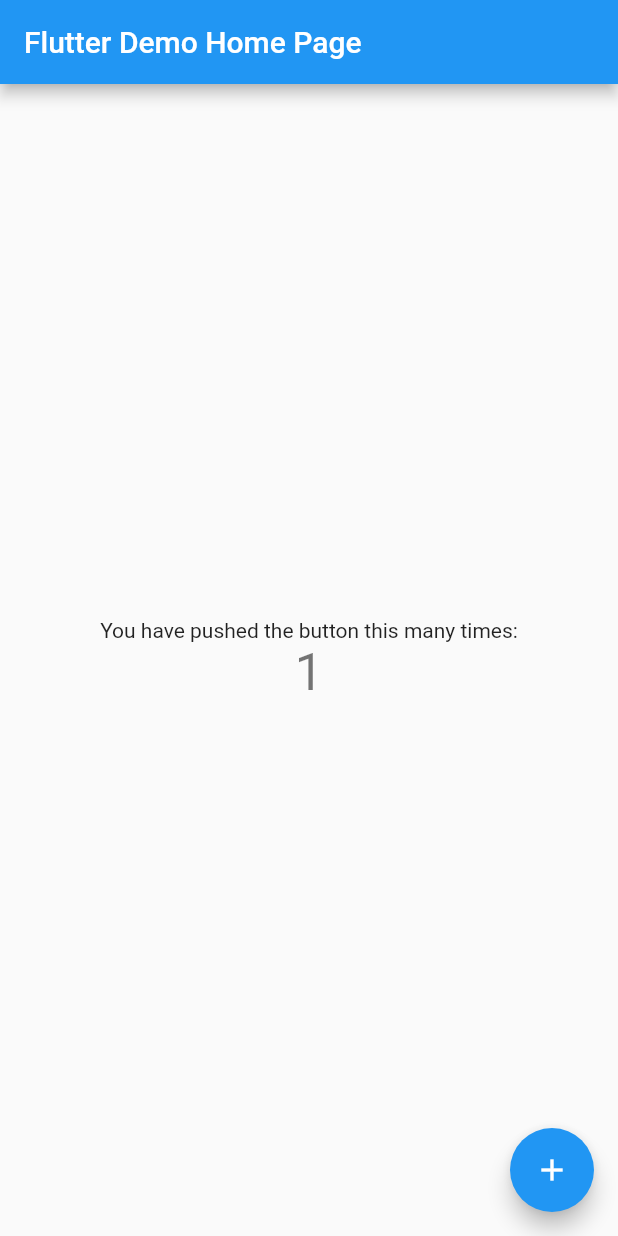
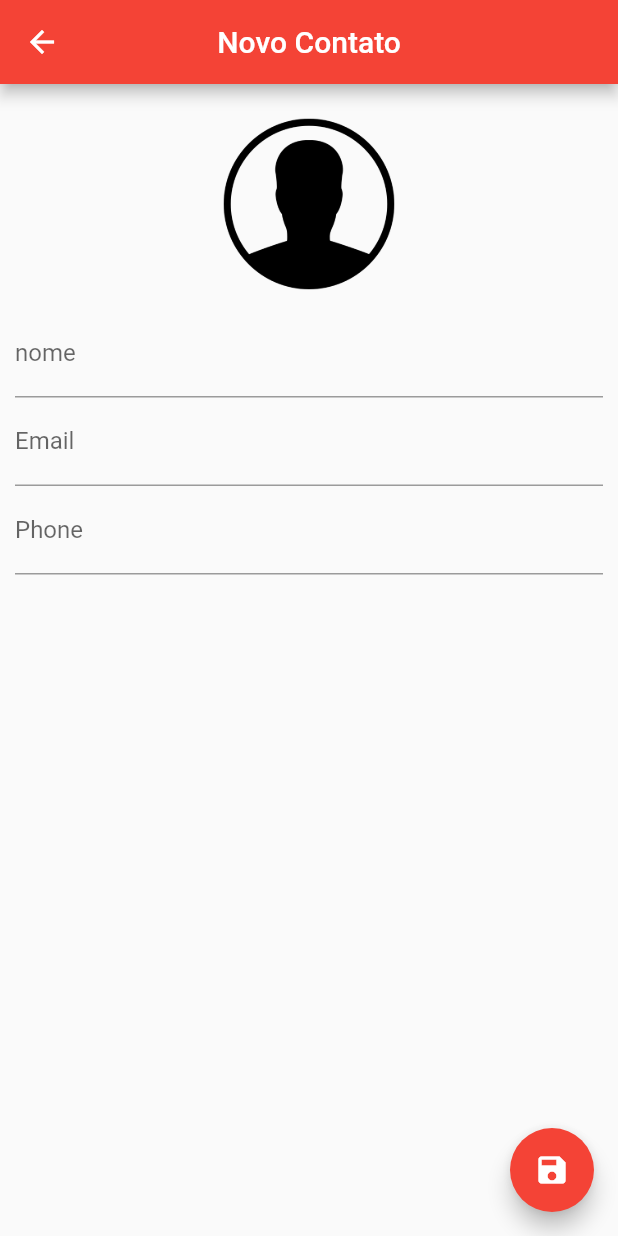
Before and after one commit to EderCosta21/agenda_telefonica, a Flutter app: the screen it shows after launch, after a tap on the "add" icon, on a phone screen of 412 x 824 dp. Run offline on Flutter 3.47's test engine with Material 2 defaults, Android fonts, the light colour scheme and no system bars; our stand-ins replace sqflite; accounts and stored records are empty.

Commit message:
Atualização 2

```diff
--- /dev/null
+++ b/lib/UI/HomePage.dart
@@ -0,0 +1,125 @@
+import 'dart:io';
+
+import 'package:agenda_telefone/UI/contact_page.dart';
+import 'package:agenda_telefone/helpers/contacts_help.dart';
+import 'package:flutter/material.dart';
+
+class HomePage extends StatefulWidget {
+  @override
+  _HomePageState createState() => _HomePageState();
+}
+
+class _HomePageState extends State<HomePage> {
+  ContactHelper helper = ContactHelper();
+
+  List<Contact> contatos = [];
+
+  @override
+  void initState() {
+    super.initState();
+
+    _getAllContact();
+  }
+
+  @override
+  Widget build(BuildContext context) {
+    return Scaffold(
+      appBar: AppBar(
+        title: Text("Contatos"),
+        backgroundColor: Colors.red,
+        centerTitle: true,
+      ),
+      backgroundColor: Colors.white,
+      floatingActionButton: FloatingActionButton(
+        onPressed: _goToContactPage,
+        child: Icon(Icons.add),
+        backgroundColor: Colors.red,
+      ),
+      body: ListView.builder(
+          padding: EdgeInsets.all(10),
+          itemCount: contatos.length,
+          itemBuilder: (context, index) {
+            return contactCards(context, index);
+          }),
+    );
+  }
+
+  Widget contactCards(BuildContext context, int index) {
+    return GestureDetector(
+        child: Card(
+          child: Padding(
+            padding: EdgeInsets.all(10.0),
+            child: Row(
+              children: [
+                Container(
+                  height: 80,
+                  width: 80,
+                  decoration: BoxDecoration(
+                      shape: BoxShape.circle,
+                      image: DecorationImage(
+                        image: contatos[index].photo != null
+                            ? FileImage(File(contatos[index].photo))
+                            : AssetImage("images/person.png"),
+                      )),
+                ),
+                Padding(
+                  padding: EdgeInsets.only(left: 10),
+                  child: Column(
+                    crossAxisAlignment: CrossAxisAlignment.start,
+                    children: [
+                      Text(
+                        contatos[index].nome ?? "",
+                        style: TextStyle(
+                            fontSize: 22.0, fontWeight: FontWeight.bold),
+                      ),
+                      Text(
+                        contatos[index].email ?? "",
+                        style: TextStyle(
+                          fontSize: 18.0,
+                        ),
+                      ),
+                      Text(
+                        contatos[index].phone ?? "",
+                        style: TextStyle(
+                          fontSize: 18.0,
+                        ),
+                      ),
+                    ],
+                  ),
+                )
+              ],
+            ),
+          ),
+        ),
+        onTap: () {
+          _goToContactPage(contact: contatos[index]);
+        });
+  }
+
+  Future<void> _goToContactPage({Contact contact}) async {
+    final recContact = await Navigator.push(
+        context,
+        MaterialPageRoute(
+            builder: (context) => ContactPage(
+                  contact: contact,
+                )));
+
+    if (recContact != null) {
+      if (contatos != null) {
+        await helper.updateContact(recContact);
+      } else {
+        helper.saveContact(recContact);
+      }
+
+      _getAllContact();
+    }
+  }
+
+  void _getAllContact() {
+    helper.getAllContacts().then((value) => {
+          setState(() {
+            contatos = value;
+          })
+        });
+  }
+}
--- /dev/null
+++ b/lib/UI/contact_page.dart
@@ -0,0 +1,107 @@
+import 'dart:io';
+
+import 'package:agenda_telefone/helpers/contacts_help.dart';
+import 'package:flutter/material.dart';
+
+class ContactPage extends StatefulWidget {
+  final Contact contact;
+
+//construtor
+// chaves deixa ele opcional
+  ContactPage({this.contact});
+
+  @override
+  _ContactPageState createState() => _ContactPageState();
+}
+
+class _ContactPageState extends State<ContactPage> {
+  final nomeController = TextEditingController();
+  final emailController = TextEditingController();
+  final phoneController = TextEditingController();
+
+  bool user_Edited = false;
+  Contact editedContact;
+
+  @override
+  void initState() {
+    super.initState();
+
+    if (widget.contact == null) {
+      editedContact = Contact();
+    } else {
+      editedContact = Contact.fromMap(widget.contact.toMap());
+
+      nomeController.text = editedContact.nome;
+      emailController.text = editedContact.email;
+      phoneController.text = editedContact.phone;
+    }
+  }
+
+  @override
+  Widget build(BuildContext context) {
+    return Scaffold(
+      appBar: AppBar(
+        backgroundColor: Colors.red,
+        title: Text(editedContact.nome ?? "Novo Contato"),
+        centerTitle: true,
+      ),
+      floatingActionButton: FloatingActionButton(
+        onPressed: () {
+          if (editedContact.nome.isNotEmpty) {
+            Navigator.pop(context);
+          }
+        },
+        child: Icon(Icons.save),
+        backgroundColor: Colors.red,
+      ),
+      body: SingleChildScrollView(
+        padding: EdgeInsets.all(10.0),
+        child: Column(
+          children: [
+            GestureDetector(
+              child: Container(
+                height: 140,
+                width: 140,
+                decoration: BoxDecoration(
+                    shape: BoxShape.circle,
+                    image: DecorationImage(
+                      image: editedContact.photo != null
+                          ? FileImage(File(editedContact.photo))
+                          : AssetImage("images/person.png"),
+                    )),
+              ),
+            ),
+            TextField(
+              controller: nomeController,
+              decoration: InputDecoration(labelText: "nome"),
+              onChanged: (text) {
+                user_Edited = true;
+                setState(() {
+                  editedContact.nome = text;
+                });
+              },
+            ),
+            TextField(
+              controller: emailController,
+              decoration: InputDecoration(labelText: "Email"),
+              onChanged: (text) {
+                user_Edited = true;
+                editedContact.email = text;
+              },
+              keyboardType: TextInputType.emailAddress,
+            ),
+            TextField(
+              controller: phoneController,
+              decoration: InputDecoration(labelText: "Phone"),
+              onChanged: (text) {
+                user_Edited = true;
+                editedContact.phone = text;
+              },
+              keyboardType: TextInputType.phone,
+            )
+          ],
+        ),
+      ),
+    );
+  }
+}
--- /dev/null
+++ b/lib/helpers/contacts_help.dart
@@ -0,0 +1,135 @@
+import 'package:sqflite/sqflite.dart';
+import 'package:path/path.dart';
+
+final String contactTable = "contactTable";
+final String idColumn = "idColumn";
+final String nomeColumn = "nomeColumn";
+final String emailColumn = "emailColumn";
+final String phoneColumn = "phoneColumn";
+final String photoColumn = "photoColumn";
+
+// crud BD
+class ContactHelper {
+  static final ContactHelper _instance = ContactHelper.internal();
+
+  factory ContactHelper() => _instance;
+
+  ContactHelper.internal();
+
+  Database _db;
+//verificar se existe banco de dados
+  Future<Database> get db async {
+    if (_db != null) {
+      return _db;
+    } else {
+      _db = await initDb();
+      return _db;
+    }
+  }
+
+// criar um banco
+  Future<Database> initDb() async {
+    final databasePath = await getDatabasesPath();
+    final path = join(databasePath, "contacts2.db");
+    return await openDatabase(path, version: 1,
+        onCreate: (Database db, int newerVersion) async {
+      await db.execute(
+          "CREATE TABLE $contactTable($idColumn INTEGER PRIMARY KEY, $nomeColumn TEXT, $emailColumn TEXT,"
+          "$phoneColumn TEXT, $photoColumn TEXT)");
+    });
+  }
+
+// salvar o valor de um contato
+  Future<Contact> saveContact(Contact contact) async {
+    Database dbContact = await db;
+
+    contact.id = await dbContact.insert(contactTable, contact.toMap());
+    return contact;
+  }
+
+  //receber os dados de um contato especifico
+  Future<Contact> getContact(int id) async {
+    Database dbContact = await db;
+    List<Map> maps = await dbContact.query(contactTable,
+        columns: [idColumn, nomeColumn, emailColumn, phoneColumn, photoColumn],
+        where: "$idColumn = ?",
+        whereArgs: [id]);
+    if (maps.length > 0) {
+      return Contact.fromMap(maps.first);
+    } else {
+      return null;
+    }
+  }
+
+//deletar um contato especifico
+  Future<int> deleteContact(int id) async {
+    Database dbContact = await db;
+    return await dbContact
+        .delete(contactTable, where: "$idColumn = ?", whereArgs: [id]);
+  }
+
+// atualizar um contato
+  Future<int> updateContact(Contact contact) async {
+    Database dbContact = await db;
+    return await dbContact.update(contactTable, contact.toMap(),
+        where: "$idColumn = ?", whereArgs: [contact.id]);
+  }
+
+  Future<List> getAllContacts() async {
+    Database dbContact = await db;
+    List listMap = await dbContact.rawQuery("SELECT * FROM $contactTable");
+    List<Contact> listContact = [];
+    for (Map m in listMap) {
+      listContact.add(Contact.fromMap(m));
+    }
+    return listContact;
+  }
+
+  Future<int> getNumber() async {
+    Database dbContact = await db;
+    return Sqflite.firstIntValue(
+        await dbContact.rawQuery("SELECT COUNT(*) FROM $contactTable"));
+  }
+
+  Future close() async {
+    Database dbContact = await db;
+    dbContact.close();
+  }
+}
+
+class Contact {
+  int id;
+  String nome;
+  String email;
+  String phone;
+  String photo;
+
+  Contact();
+  Contact.fromMap(Map map) {
+    id = map[idColumn];
+    nome = map[nomeColumn];
+    email = map[emailColumn];
+    phone = map[phoneColumn];
+    photo = map[photoColumn];
+  }
+
+  Map toMap() {
+    Map<String, dynamic> map = {
+      idColumn: id,
+      nomeColumn: nome,
+      emailColumn: email,
+      phoneColumn: phone,
+      photoColumn: photo,
+    };
+    if (id != null) {
+      map[idColumn] = id;
+    }
+
+    return map;
+  }
+
+  @override
+  String toString() {
+    return "Contact (id:$id, nome:$nome, email:$email, phone:$phone, photo:$photo";
+  }
+}
--- a/lib/main.dart
+++ b/lib/main.dart
@@ -1,3 +1,4 @@
+import 'package:agenda_telefone/UI/HomePage.dart';
 import 'package:flutter/material.dart';
 
 void main() {
@@ -5,109 +6,14 @@
 }
 
 class MyApp extends StatelessWidget {
-  // This widget is the root of your application.
+
   @override
   Widget build(BuildContext context) {
     return MaterialApp(
-      title: 'Flutter Demo',
-      theme: ThemeData(
-        // This is the theme of your application.
-        //
-        // Try running your application with "flutter run". You'll see the
-        // application has a blue toolbar. Then, without quitting the app, try
-        // changing the primarySwatch below to Colors.green and then invoke
-        // "hot reload" (press "r" in the console where you ran "flutter run",
-        // or simply save your changes to "hot reload" in a Flutter IDE).
-        // Notice that the counter didn't reset back to zero; the application
-        // is not restarted.
-        primarySwatch: Colors.blue,
-      ),
-      home: MyHomePage(title: 'Flutter Demo Home Page'),
+
+      home: HomePage(),
+      debugShowCheckedModeBanner: false,
+
     );
   }
 }
-
-class MyHomePage extends StatefulWidget {
-  MyHomePage({Key key, this.title}) : super(key: key);
-
-  // This widget is the home page of your application. It is stateful, meaning
-  // that it has a State object (defined below) that contains fields that affect
-  // how it looks.
-
-  // This class is the configuration for the state. It holds the values (in this
-  // case the title) provided by the parent (in this case the App widget) and
-  // used by the build method of the State. Fields in a Widget subclass are
-  // always marked "final".
-
-  final String title;
-
-  @override
-  _MyHomePageState createState() => _MyHomePageState();
-}
-
-class _MyHomePageState extends State<MyHomePage> {
-  int _counter = 0;
-
-  void _incrementCounter() {
-    setState(() {
-      // This call to setState tells the Flutter framework that something has
-      // changed in this State, which causes it to rerun the build method below
-      // so that the display can reflect the updated values. If we changed
-      // _counter without calling setState(), then the build method would not be
-      // called again, and so nothing would appear to happen.
-      _counter++;
-    });
-  }
-
-  @override
-  Widget build(BuildContext context) {
-    // This method is rerun every time setState is called, for instance as done
-    // by the _incrementCounter method above.
-    //
-    // The Flutter framework has been optimized to make rerunning build methods
-    // fast, so that you can just rebuild anything that needs updating rather
-    // than having to individually change instances of widgets.
-    return Scaffold(
-      appBar: AppBar(
-        // Here we take the value from the MyHomePage object that was created by
-        // the App.build method, and use it to set our appbar title.
-        title: Text(widget.title),
-      ),
-      body: Center(
-        // Center is a layout widget. It takes a single child and positions it
-        // in the middle of the parent.
-        child: Column(
-          // Column is also a layout widget. It takes a list of children and
-          // arranges them vertically. By default, it sizes itself to fit its
-          // children horizontally, and tries to be as tall as its parent.
-          //
-          // Invoke "debug painting" (press "p" in the console, choose the
-          // "Toggle Debug Paint" action from the Flutter Inspector in Android
-          // Studio, or the "Toggle Debug Paint" command in Visual Studio Code)
-          // to see the wireframe for each widget.
-          //
-          // Column has various properties to control how it sizes itself and
-          // how it positions its children. Here we use mainAxisAlignment to
-          // center the children vertically; the main axis here is the vertical
-          // axis because Columns are vertical (the cross axis would be
-          // horizontal).
-          mainAxisAlignment: MainAxisAlignment.center,
-          children: <Widget>[
-            Text(
-              'You have pushed the button this many times:',
-            ),
-            Text(
-              '$_counter',
-              style: Theme.of(context).textTheme.headline4,
-            ),
-          ],
-        ),
-      ),
-      floatingActionButton: FloatingActionButton(
-        onPressed: _incrementCounter,
-        tooltip: 'Increment',
-        child: Icon(Icons.add),
-      ), // This trailing comma makes auto-formatting nicer for build methods.
-    );
-  }
-}
```
Also changed, not shown: pubspec.yaml (+6 -3 lines), images/person.png (added), pubspec.lock, 1 other file.
